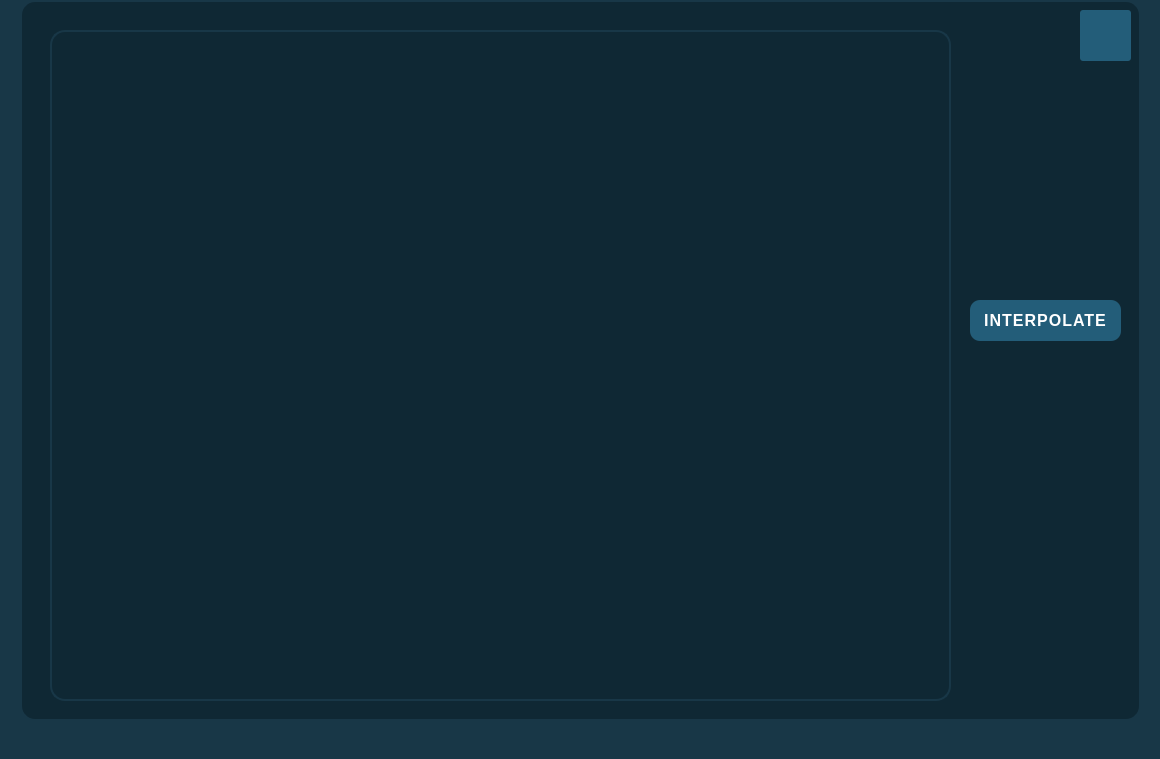
Qt form GluedUI.ui (FatmaElsharkawy/Multi-Channel-Signal-Viewer) before a commit.
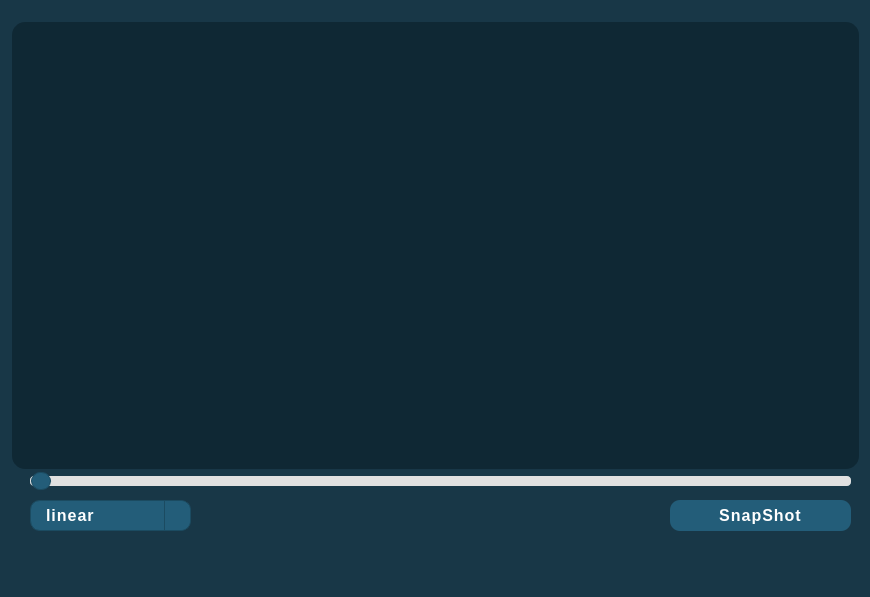
The same form after that commit. Icons and pictures are not drawn.

```diff
--- a/GluedUI.ui
+++ b/GluedUI.ui
@@ -1,13 +1,13 @@
 <?xml version="1.0" encoding="UTF-8"?>
 <ui version="4.0">
- <class>MainWindow</class>
- <widget class="QMainWindow" name="MainWindow">
+ <class>GlueUI</class>
+ <widget class="QMainWindow" name="GlueUI">
   <property name="geometry">
    <rect>
     <x>0</x>
     <y>0</y>
-    <width>1160</width>
-    <height>759</height>
+    <width>870</width>
+    <height>597</height>
    </rect>
   </property>
   <property name="windowTitle">
@@ -20,13 +20,13 @@
 }</string>
   </property>
   <widget class="QWidget" name="centralwidget">
-   <widget class="QWidget" name="Glue_widget" native="true">
+   <widget class="QWidget" name="viewer" native="true">
     <property name="geometry">
      <rect>
-      <x>20</x>
-      <y>0</y>
-      <width>1121</width>
-      <height>721</height>
+      <x>10</x>
+      <y>20</y>
+      <width>851</width>
+      <height>451</height>
      </rect>
     </property>
     <property name="styleSheet">
@@ -39,74 +39,97 @@
     box-shadow: 2px 2px 8px rgba(0, 0, 0, 0.7); /* 3D shadow effect */
 }</string>
     </property>
-    <widget class="QPushButton" name="snapshot_glue">
-     <property name="geometry">
-      <rect>
-       <x>1060</x>
-       <y>10</y>
-       <width>51</width>
-       <height>51</height>
-      </rect>
-     </property>
-     <property name="cursor">
-      <cursorShape>PointingHandCursor</cursorShape>
-     </property>
-     <property name="toolTip">
-      <string>&lt;html&gt;&lt;head/&gt;&lt;body&gt;&lt;p&gt;TAKE A SNAPSHOT&lt;/p&gt;&lt;/body&gt;&lt;/html&gt;</string>
-     </property>
-     <property name="styleSheet">
-      <string notr="true">QPushButton {
-    background-color: #235d79;    
-    border-radius: 3px;       
-    border: none;         
-    color: white;               
+   </widget>
+   <widget class="QComboBox" name="order_combobox">
+    <property name="geometry">
+     <rect>
+      <x>30</x>
+      <y>500</y>
+      <width>161</width>
+      <height>31</height>
+     </rect>
+    </property>
+    <property name="styleSheet">
+     <string notr="true">QComboBox {
+    background-color: #235d79;   /* Background color for the combo box */
+    border: 1px solid #1b4b61;   /* Border around the combo box */
+    border-radius: 10px;         /* Rounded corners */
+    padding: 5px 15px;           /* Padding around the text */
+    color: white;                /* Text color */
+     font-family: Arial, Helvetica, sans-serif;  /* Font family */
+    font-size: 16px;              /* Font size */
+    font-weight: bold;            /* Bold text */
+    letter-spacing: 1px;          /* Spacing between letters */
+    text-transform: uppercase;    /* Uppercase letters */
+}
 
+QComboBox:hover {
+    background-color: #2e6d8e;   /* Lighter blue when hovering */
 }
 
-QPushButton:hover {
-    background-color: #2e6d8e;    /* Slightly lighter blue when hovering */
+QComboBox:pressed {
+    background-color: #1b4b61;   /* Darker blue when pressed */
 }
 
-QPushButton:pressed {
-    background-color: #1b4b61;    /* Darker blue when pressed */
-}</string>
+QComboBox::drop-down {
+    subcontrol-origin: padding;
+    subcontrol-position: top right;
+    width: 25px;                 /* Width of the drop-down button */
+    border-left: 1px solid #1b4b61; /* Border separating the drop-down arrow */
+    background-color: #235d79;   /* Same background color for drop-down */
+    border-top-right-radius: 10px; /* Rounded top right */
+    border-bottom-right-radius: 10px; /* Rounded bottom right */
+}
+
+QComboBox::down-arrow {
+    width: 10px;                 /* Size of the arrow */
+    height: 10px;                /* Size of the arrow */
+    image: none;                 /* Use default arrow */
+}
+
+QComboBox QAbstractItemView {
+    background-color: #E0E0E0;   /* Background color for the list */
+    border: 1px solid #235d79;   /* Border for the list */
+    selection-background-color: #235d79; /* Selection color when an item is highlighted */
+    color: black;                /* Text color for the items */
+}
+
+QComboBox::item:hover {
+    background-color: #2e6d8e;   /* Lighter blue when hovering over an item */
+}
+
+QComboBox::item:selected {
+    background-color: #1b4b61;   /* Darker blue when an item is selected */
+}
+</string>
+    </property>
+    <item>
+     <property name="text">
+      <string>linear</string>
      </property>
+    </item>
+    <item>
      <property name="text">
-      <string/>
+      <string>quadratic</string>
      </property>
-     <property name="icon">
-      <iconset>
-       <disabledon>:/icons/icons8-screenshot-50.png</disabledon>
-      </iconset>
+    </item>
+    <item>
+     <property name="text">
+      <string>cubic</string>
      </property>
-     <property name="iconSize">
-      <size>
-       <width>50</width>
-       <height>50</height>
-      </size>
-     </property>
-    </widget>
-    <widget class="QPushButton" name="interpolate">
-     <property name="geometry">
-      <rect>
-       <x>950</x>
-       <y>300</y>
-       <width>151</width>
-       <height>41</height>
-      </rect>
-     </property>
-     <property name="cursor">
-      <cursorShape>PointingHandCursor</cursorShape>
-     </property>
-     <property name="toolTip">
-      <string>&lt;html&gt;&lt;head/&gt;&lt;body&gt;&lt;p&gt;&lt;span style=&quot; font-weight:400;&quot;&gt;MAKE&lt;/span&gt;&lt;span style=&quot; font-weight:400;&quot;&gt;INTERPOLATION&lt;/span&gt;&lt;/p&gt;&lt;/body&gt;&lt;/html&gt;</string>
-     </property>
-     <property name="whatsThis">
-      <string>&lt;html&gt;&lt;head/&gt;&lt;body&gt;&lt;p&gt;&lt;span style=&quot; font-weight:400;&quot;&gt;MAKE AN INTERPOLATION&lt;/span&gt;&lt;/p&gt;&lt;/body&gt;&lt;/html&gt;</string>
-     </property>
-     <property name="styleSheet">
-      <string notr="true">
-QPushButton {
+    </item>
+   </widget>
+   <widget class="QPushButton" name="snapshot_pushbutton">
+    <property name="geometry">
+     <rect>
+      <x>670</x>
+      <y>500</y>
+      <width>181</width>
+      <height>31</height>
+     </rect>
+    </property>
+    <property name="styleSheet">
+     <string notr="true">QPushButton {
     background-color: #235d79;    /* Blue color */
     border-radius: 10px;          /* Rounded corners */
     border: none;                 /* No border */
@@ -127,138 +150,62 @@
 QPushButton:pressed {
     background-color: #1b4b61;    /* Darker blue when pressed */
 }
-
-
 </string>
-     </property>
-     <property name="text">
-      <string>INTERPOLATE</string>
-     </property>
-     <property name="iconSize">
-      <size>
-       <width>25</width>
-       <height>25</height>
-      </size>
-     </property>
-    </widget>
-    <widget class="QWidget" name="Glue_widget_signalview" native="true">
-     <property name="geometry">
-      <rect>
-       <x>30</x>
-       <y>30</y>
-       <width>901</width>
-       <height>671</height>
-      </rect>
-     </property>
-     <property name="styleSheet">
-      <string notr="true">QWidget {
-    background-color: #0f2834; /* Background color */
-    border-radius: 15px; /* Curved borders */
-    border: 2px solid #183747; /* Matching the background color */
-    min-width: 10px; /* Ensures it's square */
-    min-height: 10px; /* Ensures it's square */
-    box-shadow: 2px 2px 8px rgba(0, 0, 0, 0.7); /* 3D shadow effect */
-}</string>
-     </property>
-     <widget class="QPushButton" name="snapshot_G1_2">
-      <property name="geometry">
-       <rect>
-        <x>1040</x>
-        <y>10</y>
-        <width>51</width>
-        <height>51</height>
-       </rect>
-      </property>
-      <property name="cursor">
-       <cursorShape>PointingHandCursor</cursorShape>
-      </property>
-      <property name="styleSheet">
-       <string notr="true">QPushButton {
-    background-color: #235d79;    
-    border-radius: 3px;       
-    border: none;         
-    color: white;               
+    </property>
+    <property name="text">
+     <string>SnapShot</string>
+    </property>
+   </widget>
+   <widget class="QSlider" name="gap_slider">
+    <property name="geometry">
+     <rect>
+      <x>30</x>
+      <y>470</y>
+      <width>821</width>
+      <height>22</height>
+     </rect>
+    </property>
+    <property name="styleSheet">
+     <string notr="true">QSlider::groove:horizontal {
+    border: 1px solid #235d79;   /* Border around the groove */
+    height: 8px;                 /* Groove height */
+    background: #E0E0E0;         /* Groove background color */
+    border-radius: 4px;          /* Rounded groove edges */
+}
 
+QSlider::handle:horizontal {
+    background-color: #235d79;   /* Handle color */
+    border: 1px solid #1b4b61;   /* Border for handle (darker shade) */
+    width: 18px;                 /* Handle width */
+    height: 18px;                /* Handle height */
+    border-radius: 9px;          /* Rounded handle */
+    margin: -5px 0;              /* Centers the handle over the groove */
 }
 
-QPushButton:hover {
-    background-color: #2e6d8e;    /* Slightly lighter blue when hovering */
+QSlider::handle:horizontal:hover {
+    background-color: #2e6d8e;   /* Lighter blue when hovering */
 }
 
-QPushButton:pressed {
-    background-color: #1b4b61;    /* Darker blue when pressed */
-}</string>
-      </property>
-      <property name="text">
-       <string/>
-      </property>
-      <property name="icon">
-       <iconset>
-        <disabledon>../snapshot.png</disabledon>
-       </iconset>
-      </property>
-      <property name="iconSize">
-       <size>
-        <width>50</width>
-        <height>50</height>
-       </size>
-      </property>
-     </widget>
-     <widget class="QPushButton" name="play_2">
-      <property name="geometry">
-       <rect>
-        <x>940</x>
-        <y>630</y>
-        <width>151</width>
-        <height>41</height>
-       </rect>
-      </property>
-      <property name="cursor">
-       <cursorShape>PointingHandCursor</cursorShape>
-      </property>
-      <property name="styleSheet">
-       <string notr="true">
-QPushButton {
-    background-color: #235d79;    /* Blue color */
-    border-radius: 10px;          /* Rounded corners */
-    border: none;                 /* No border */
-    color: white;                 /* Text color */
-    padding: 5px 15px;            /* Padding for better text alignment */
-    
-    font-family: Arial, Helvetica, sans-serif;  /* Font family */
-    font-size: 16px;              /* Font size */
-    font-weight: bold;            /* Bold text */
-    letter-spacing: 1px;          /* Spacing between letters */
-    text-transform: uppercase;    /* Uppercase letters */
+QSlider::handle:horizontal:pressed {
+    background-color: #1b4b61;   /* Darker blue when pressed */
 }
 
-QPushButton:hover {
-    background-color: #2e6d8e;    /* Slightly lighter blue when hovering */
+/* Keep the sub-page and add-page the same color */
+QSlider::sub-page:horizontal {
+    background: #E0E0E0;         /* Same color as the groove */
+    border-radius: 4px;          /* Rounded edges for the sub-page */
 }
 
-QPushButton:pressed {
-    background-color: #1b4b61;    /* Darker blue when pressed */
+QSlider::add-page:horizontal {
+    background: #E0E0E0;         /* Same color as the groove */
+    border-radius: 4px;          /* Rounded edges for the add-page */
 }
 
-
 </string>
-      </property>
-      <property name="text">
-       <string>Play</string>
-      </property>
-      <property name="icon">
-       <iconset>
-        <disabledon>:/icons/icons8-play-50.png</disabledon>
-       </iconset>
-      </property>
-      <property name="iconSize">
-       <size>
-        <width>25</width>
-        <height>25</height>
-       </size>
-      </property>
-     </widget>
-    </widget>
+    </property>
+    <property name="orientation">
+     <enum>Qt::Horizontal</enum>
+    </property>
    </widget>
   </widget>
   <widget class="QMenuBar" name="menubar">
@@ -266,8 +213,8 @@
     <rect>
      <x>0</x>
      <y>0</y>
-     <width>1160</width>
-     <height>21</height>
+     <width>870</width>
+     <height>26</height>
     </rect>
    </property>
   </widget>
```
Left out of the diff: 4 changed lines with no effect on the pictures.
